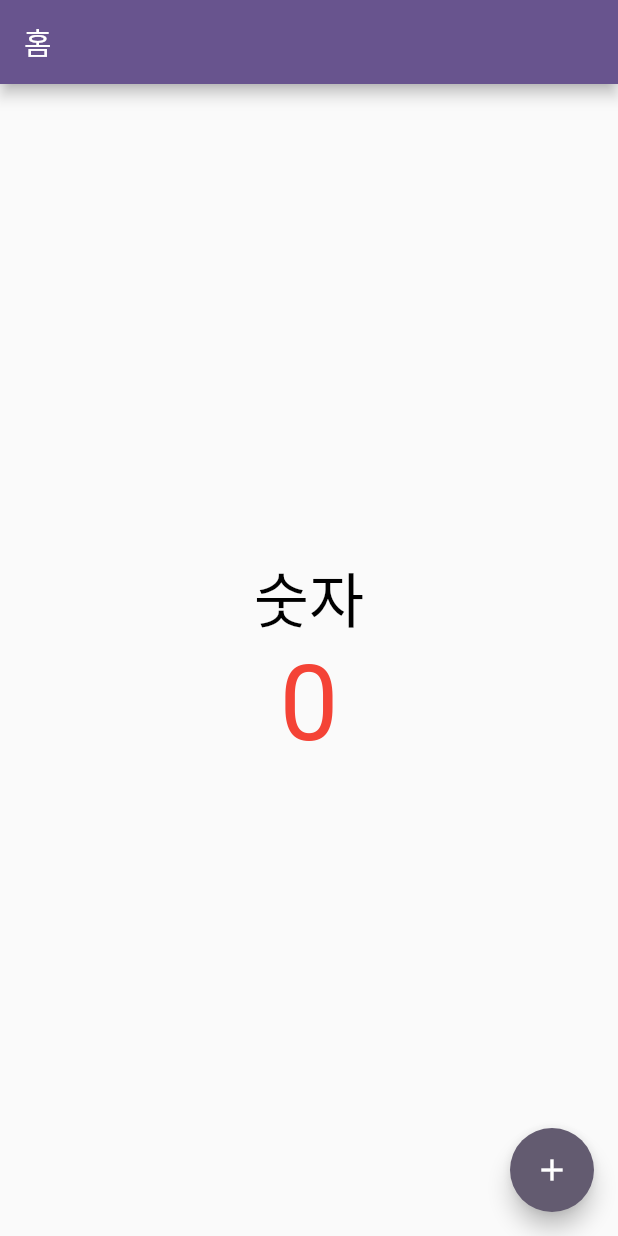
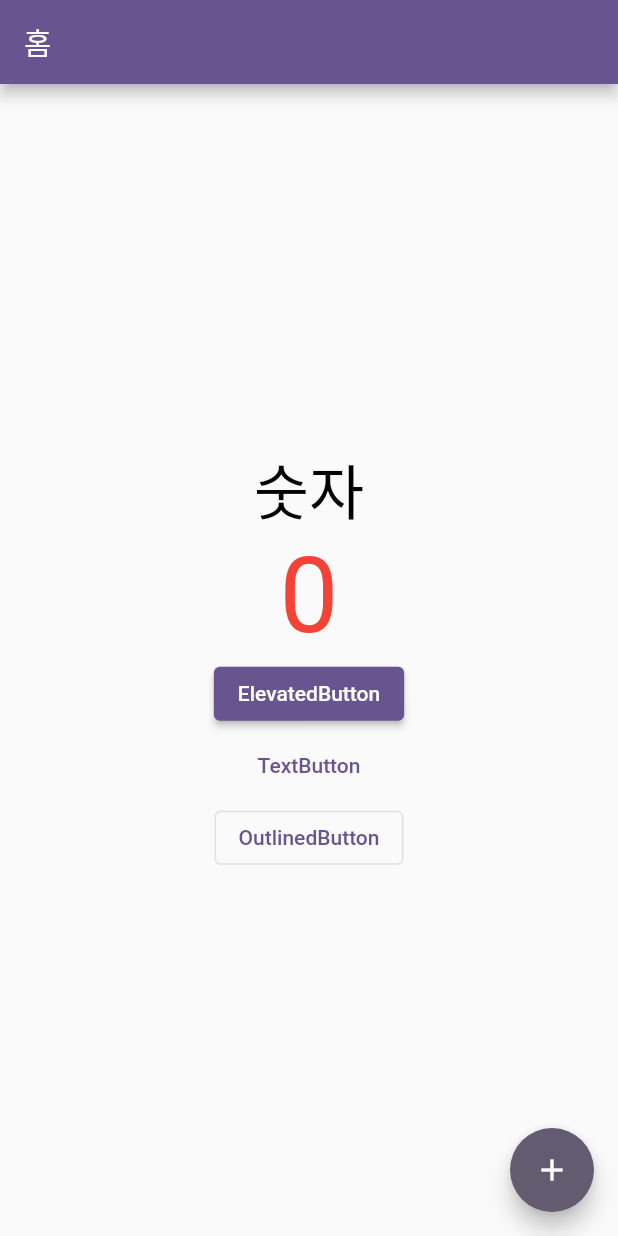
Before and after one commit to jungho1016/flutter_beginner, a Flutter app: the screen it shows after launch, on a phone screen of 412 x 824 dp. Run offline on Flutter 3.47's test engine with Material 2 defaults, Android fonts, the phone set to English and light mode, and no system bars.

Commit message:
020. 여러가지 버튼

```diff
--- a/lib/main.dart
+++ b/lib/main.dart
@@ -54,6 +54,24 @@ class _MyHomePageState extends State<MyHomePage> {
                 fontSize: 70,
               ),
             ),
+            ElevatedButton(
+              onPressed: () {
+                print('ElevatedButton');
+              },
+              child: Text('ElevatedButton'),
+            ),
+            TextButton(
+              onPressed: () {
+                print('TextButton');
+              },
+              child: Text('TextButton'),
+            ),
+            OutlinedButton(
+              onPressed: () {
+                print('OutlinedButton');
+              },
+              child: Text('OutlinedButton'),
+            ),
           ],
         ),
       ),
```
